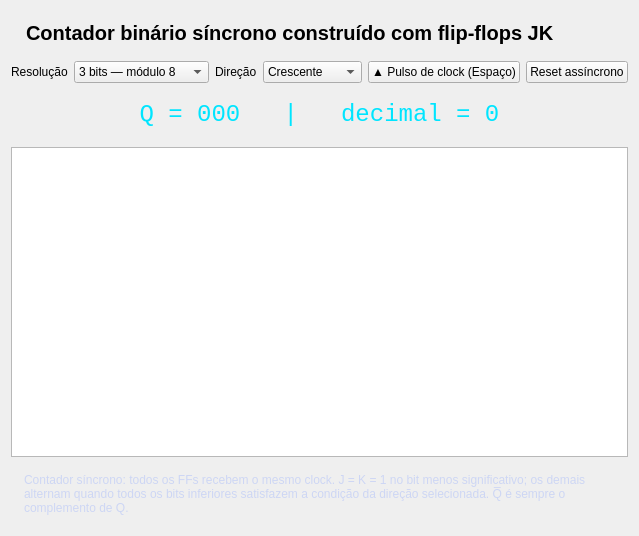
The window that grupo_1_2026/Laboratorio eng Eletrica - Felipe Sass/sketch_Robo_Lutador_23_10_2026/sketch_Carro-Robo-Lutador-V7/docs/ui/jk_counter_page.ui (PedroVic12/Pikachu-Flask-Server) describes before a commit, drawn with Qt 5.
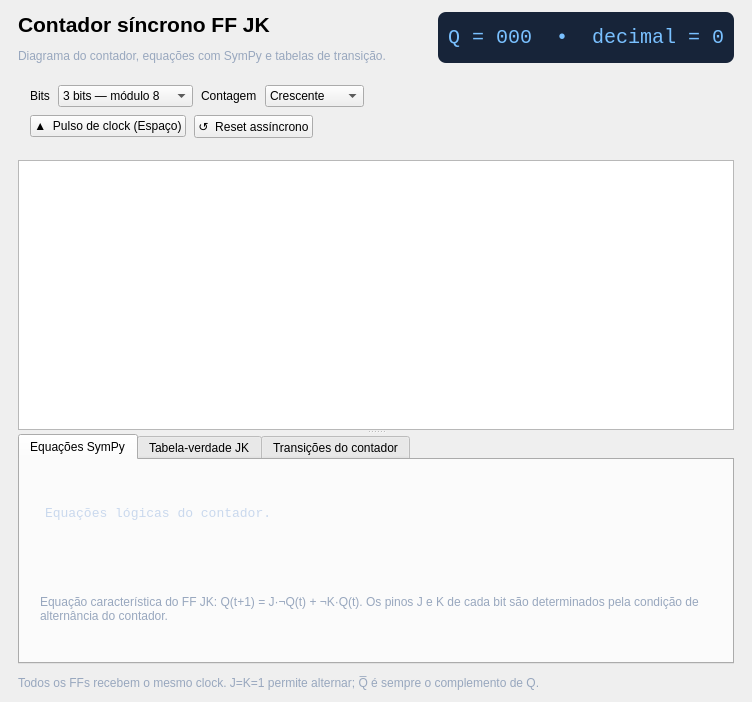
The same window after the commit.

```diff
--- a/grupo_1_2026/Laboratorio eng Eletrica - Felipe Sass/sketch_Robo_Lutador_23_10_2026/sketch_Carro-Robo-Lutador-V7/docs/ui/jk_counter_page.ui
+++ b/grupo_1_2026/Laboratorio eng Eletrica - Felipe Sass/sketch_Robo_Lutador_23_10_2026/sketch_Carro-Robo-Lutador-V7/docs/ui/jk_counter_page.ui
@@ -3,40 +3,61 @@
  <class>JKCounterPage</class>
  <widget class="QWidget" name="JKCounterPage">
   <layout class="QVBoxLayout" name="pageLayout">
-   <item><widget class="QLabel" name="lblTitle">
-    <property name="text"><string>Contador binário síncrono construído com flip-flops JK</string></property>
-    <property name="styleSheet"><string notr="true">font-size: 20px; font-weight: bold; padding: 10px;</string></property>
-   </widget></item>
-   <item>
-    <layout class="QHBoxLayout" name="counterControls">
-     <item><widget class="QLabel" name="lblBits"><property name="text"><string>Resolução</string></property></widget></item>
-     <item><widget class="QComboBox" name="comboBits">
-      <item><property name="text"><string>3 bits — módulo 8</string></property></item>
-      <item><property name="text"><string>4 bits — módulo 16</string></property></item>
-     </widget></item>
-     <item><widget class="QLabel" name="lblDirection"><property name="text"><string>Direção</string></property></widget></item>
-     <item><widget class="QComboBox" name="comboDirection">
-      <item><property name="text"><string>Crescente</string></property></item>
-      <item><property name="text"><string>Decrescente</string></property></item>
-     </widget></item>
-     <item><widget class="QPushButton" name="btnClock"><property name="text"><string>▲ Pulso de clock (Espaço)</string></property></widget></item>
-     <item><widget class="QPushButton" name="btnReset"><property name="text"><string>Reset assíncrono</string></property></widget></item>
+   <property name="spacing"><number>12</number></property>
+   <property name="leftMargin"><number>18</number></property>
+   <property name="topMargin"><number>12</number></property>
+   <property name="rightMargin"><number>18</number></property>
+   <property name="bottomMargin"><number>12</number></property>
+   <item><layout class="QHBoxLayout" name="pageHeadingLayout">
+    <item><layout class="QVBoxLayout" name="titleLayout">
+     <item><widget class="QLabel" name="lblTitle"><property name="text"><string>Contador síncrono FF JK</string></property><property name="styleSheet"><string notr="true">font-size: 21px; font-weight: 700;</string></property></widget></item>
+     <item><widget class="QLabel" name="lblSubtitle"><property name="text"><string>Diagrama do contador, equações com SymPy e tabelas de transição.</string></property><property name="styleSheet"><string notr="true">color: #98a7be;</string></property></widget></item>
+    </layout></item>
+    <item><spacer name="titleSpacer"><property name="orientation"><enum>Qt::Horizontal</enum></property><property name="sizeHint" stdset="0"><size><width>40</width><height>20</height></size></property></spacer></item>
+    <item><widget class="QLabel" name="lblState"><property name="text"><string>Q = 000  •  decimal = 0</string></property><property name="styleSheet"><string notr="true">font-family: Consolas; font-size: 20px; color: #79c0ff; padding: 10px; background: #172439; border-radius: 8px;</string></property><property name="alignment"><set>Qt::AlignCenter</set></property></widget></item>
+   </layout></item>
+   <item><widget class="QFrame" name="counterControlsPanel">
+    <property name="frameShape"><enum>QFrame::NoFrame</enum></property>
+    <layout class="QVBoxLayout" name="counterControls">
+     <property name="spacing"><number>8</number></property>
+     <property name="leftMargin"><number>12</number></property><property name="topMargin"><number>10</number></property><property name="rightMargin"><number>12</number></property><property name="bottomMargin"><number>10</number></property>
+     <item><layout class="QHBoxLayout" name="counterSettings">
+      <item><widget class="QLabel" name="lblBits"><property name="text"><string>Bits</string></property></widget></item>
+      <item><widget class="QComboBox" name="comboBits"><property name="minimumWidth"><number>155</number></property><item><property name="text"><string>3 bits — módulo 8</string></property></item><item><property name="text"><string>4 bits — módulo 16</string></property></item></widget></item>
+      <item><widget class="QLabel" name="lblDirection"><property name="text"><string>Contagem</string></property></widget></item>
+      <item><widget class="QComboBox" name="comboDirection"><property name="minimumWidth"><number>130</number></property><item><property name="text"><string>Crescente</string></property></item><item><property name="text"><string>Decrescente</string></property></item></widget></item>
+      <item><spacer name="settingsSpacer"><property name="orientation"><enum>Qt::Horizontal</enum></property><property name="sizeHint" stdset="0"><size><width>30</width><height>20</height></size></property></spacer></item>
+     </layout></item>
+     <item><layout class="QHBoxLayout" name="counterActions">
+      <item><widget class="QPushButton" name="btnClock"><property name="text"><string>▲  Pulso de clock (Espaço)</string></property></widget></item>
+      <item><widget class="QPushButton" name="btnReset"><property name="text"><string>↺  Reset assíncrono</string></property></widget></item>
+      <item><spacer name="actionSpacer"><property name="orientation"><enum>Qt::Horizontal</enum></property><property name="sizeHint" stdset="0"><size><width>40</width><height>20</height></size></property></spacer></item>
+     </layout></item>
     </layout>
-   </item>
-   <item><widget class="QLabel" name="lblState">
-    <property name="text"><string>Q = 000   |   decimal = 0</string></property>
-    <property name="styleSheet"><string notr="true">font-family: Consolas; font-size: 24px; color: #00e5ff; padding: 12px;</string></property>
-    <property name="alignment"><set>Qt::AlignCenter</set></property>
    </widget></item>
-   <item><widget class="QGraphicsView" name="flipFlopView">
-    <property name="minimumSize"><size><width>0</width><height>310</height></size></property>
-    <property name="renderHints"><set>QPainter::Antialiasing</set></property>
+   <item><widget class="QSplitter" name="counterSplitter">
+    <property name="orientation"><enum>Qt::Vertical</enum></property>
+    <widget class="QGraphicsView" name="flipFlopView"><property name="minimumSize"><size><width>0</width><height>270</height></size></property><property name="renderHints"><set>QPainter::Antialiasing</set></property></widget>
+    <widget class="QTabWidget" name="jkTablesTabs">
+     <property name="minimumSize"><size><width>0</width><height>230</height></size></property>
+     <widget class="QWidget" name="equationTab">
+      <attribute name="title"><string>Equações SymPy</string></attribute>
+      <layout class="QVBoxLayout" name="equationLayout">
+       <item><widget class="QLabel" name="lblEquations"><property name="text"><string>Equações lógicas do contador.</string></property><property name="wordWrap"><bool>true</bool></property><property name="textInteractionFlags"><set>Qt::TextSelectableByMouse</set></property><property name="styleSheet"><string notr="true">font-family: Consolas; font-size: 13px; padding: 12px; color: #c9d8ed;</string></property></widget></item>
+       <item><widget class="QLabel" name="lblEquationNote"><property name="text"><string>Equação característica do FF JK: Q(t+1) = J·¬Q(t) + ¬K·Q(t). Os pinos J e K de cada bit são determinados pela condição de alternância do contador.</string></property><property name="wordWrap"><bool>true</bool></property><property name="styleSheet"><string notr="true">color: #98a7be; padding: 8px;</string></property></widget></item>
+      </layout>
+     </widget>
+     <widget class="QWidget" name="jkTruthTab">
+      <attribute name="title"><string>Tabela-verdade JK</string></attribute>
+      <layout class="QVBoxLayout" name="jkTruthLayout"><item><widget class="QTableWidget" name="jkTruthTable"><property name="editTriggers"><set>QAbstractItemView::NoEditTriggers</set></property><property name="selectionMode"><enum>QAbstractItemView::NoSelection</enum></property><property name="alternatingRowColors"><bool>true</bool></property></widget></item></layout>
+     </widget>
+     <widget class="QWidget" name="counterTruthTab">
+      <attribute name="title"><string>Transições do contador</string></attribute>
+      <layout class="QVBoxLayout" name="counterTruthLayout"><item><widget class="QTableWidget" name="counterTruthTable"><property name="editTriggers"><set>QAbstractItemView::NoEditTriggers</set></property><property name="selectionMode"><enum>QAbstractItemView::NoSelection</enum></property><property name="alternatingRowColors"><bool>true</bool></property></widget></item></layout>
+     </widget>
+    </widget>
    </widget></item>
-   <item><widget class="QLabel" name="lblExplanation">
-    <property name="text"><string>Contador síncrono: todos os FFs recebem o mesmo clock. J = K = 1 no bit menos significativo; os demais alternam quando todos os bits inferiores satisfazem a condição da direção selecionada. Q̅ é sempre o complemento de Q.</string></property>
-    <property name="wordWrap"><bool>true</bool></property>
-    <property name="styleSheet"><string notr="true">padding: 10px; color: #cdd6f4;</string></property>
-   </widget></item>
+   <item><widget class="QLabel" name="lblExplanation"><property name="text"><string>Todos os FFs recebem o mesmo clock. J=K=1 permite alternar; Q̅ é sempre o complemento de Q.</string></property><property name="wordWrap"><bool>true</bool></property><property name="styleSheet"><string notr="true">color: #98a7be;</string></property></widget></item>
   </layout>
  </widget>
  <resources/>
```
